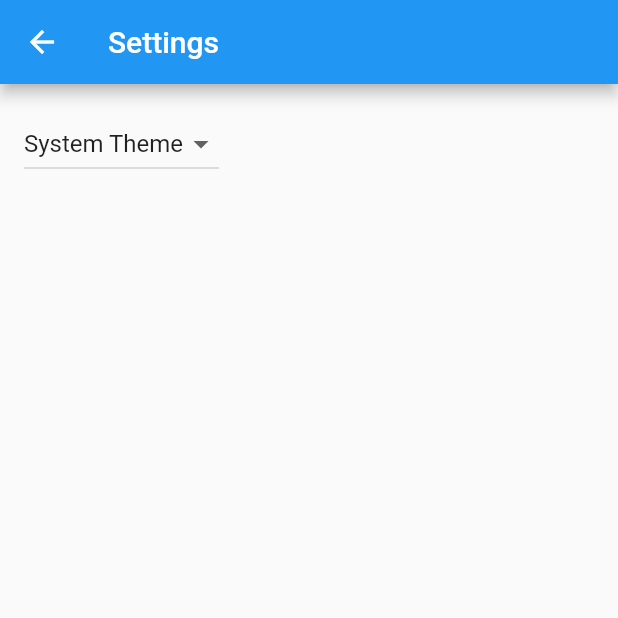
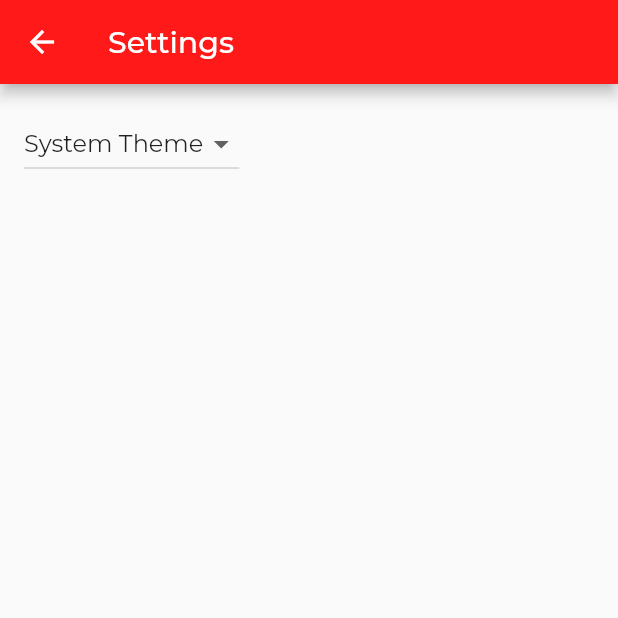
Before and after one commit to alexiuasse/uati-server, a Flutter app: the screen it shows after launch, after a tap on the "settings" icon, on a phone screen of 412 x 824 dp, the top half of it. Run offline on Flutter 3.47's test engine with Material 2 defaults, Android fonts, the phone set to English and light mode, and no system bars; our stand-ins replace google_fonts.

Commit message:
Flutter remove localization and add theme light and dark

```diff
--- a/flutter/l10n.yaml
+++ /dev/null
@@ -1,3 +0,0 @@
-arb-dir: lib/src/localization
-template-arb-file: app_en.arb
-output-localization-file: app_localizations.dart
--- a/flutter/lib/src/app.dart
+++ b/flutter/lib/src/app.dart
@@ -1,9 +1,8 @@
 import 'package:flutter/material.dart';
-import 'package:flutter_gen/gen_l10n/app_localizations.dart';
-import 'package:flutter_localizations/flutter_localizations.dart';
-
+import 'package:whatilleat/src/components/shapes.dart';
 import 'sample_feature/sample_item_details_view.dart';
 import 'sample_feature/sample_item_list_view.dart';
+import 'package:google_fonts/google_fonts.dart';
 import 'settings/settings_controller.dart';
 import 'settings/settings_view.dart';
 
@@ -18,6 +17,34 @@ class MyApp extends StatelessWidget {
 
   @override
   Widget build(BuildContext context) {
+    ThemeData lightThemeData = ThemeData(
+      textTheme: GoogleFonts.montserratTextTheme(
+        ThemeData(brightness: Brightness.light).textTheme,
+      ),
+      bottomSheetTheme: BottomSheetThemeData(shape: roundedShape),
+      dialogTheme: DialogTheme(shape: fullRoundedShape),
+      cardTheme: CardTheme(shape: fullRoundedShape, elevation: 4.0),
+      primarySwatch: const MaterialColor(0xFFFF1919, {
+        50: Color.fromRGBO(255, 25, 25, .1),
+        100: Color.fromRGBO(255, 25, 25, .2),
+        200: Color.fromRGBO(255, 25, 25, .3),
+        300: Color.fromRGBO(255, 25, 25, .4),
+        400: Color.fromRGBO(255, 25, 25, .5),
+        500: Color.fromRGBO(255, 25, 25, .6),
+        600: Color.fromRGBO(255, 25, 25, .7),
+        700: Color.fromRGBO(255, 25, 25, .8),
+        800: Color.fromRGBO(255, 25, 25, .9),
+        900: Color.fromRGBO(255, 25, 25, 1),
+      }),
+    );
+    ThemeData darkThemeData = ThemeData.dark().copyWith(
+      textTheme: GoogleFonts.montserratTextTheme(
+        ThemeData(brightness: Brightness.dark).textTheme,
+      ),
+      bottomSheetTheme: BottomSheetThemeData(shape: roundedShape),
+      dialogTheme: DialogTheme(shape: fullRoundedShape),
+      cardTheme: CardTheme(shape: fullRoundedShape, elevation: 4.0),
+    );
     // Glue the SettingsController to the MaterialApp.
     //
     // The AnimatedBuilder Widget listens to the SettingsController for changes.
@@ -31,37 +58,9 @@ class MyApp extends StatelessWidget {
           // returns to the app after it has been killed while running in the
           // background.
           restorationScopeId: 'app',
-
-          // Provide the generated AppLocalizations to the MaterialApp. This
-          // allows descendant Widgets to display the correct translations
-          // depending on the user's locale.
-          localizationsDelegates: const [
-            AppLocalizations.delegate,
-            GlobalMaterialLocalizations.delegate,
-            GlobalWidgetsLocalizations.delegate,
-            GlobalCupertinoLocalizations.delegate,
-          ],
-          supportedLocales: const [
-            Locale('en', ''), // English, no country code
-          ],
-
-          // Use AppLocalizations to configure the correct application title
-          // depending on the user's locale.
-          //
-          // The appTitle is defined in .arb files found in the localization
-          // directory.
-          onGenerateTitle: (BuildContext context) =>
-              AppLocalizations.of(context)!.appTitle,
-
-          // Define a light and dark color theme. Then, read the user's
-          // preferred ThemeMode (light, dark, or system default) from the
-          // SettingsController to display the correct theme.
-          theme: ThemeData(),
-          darkTheme: ThemeData.dark(),
+          theme: lightThemeData,
+          darkTheme: darkThemeData,
           themeMode: settingsController.themeMode,
-
-          // Define a function to handle named routes in order to support
-          // Flutter web url navigation and deep linking.
           onGenerateRoute: (RouteSettings routeSettings) {
             return MaterialPageRoute<void>(
               settings: routeSettings,
--- /dev/null
+++ b/flutter/lib/src/components/shapes.dart
@@ -0,0 +1,11 @@
+import 'package:flutter/material.dart';
+
+get roundedBorderRadius => const BorderRadius.only(topLeft: Radius.circular(16.0), topRight: Radius.circular(16.0));
+
+get roundedBoxDecoration => BoxDecoration(borderRadius: roundedBorderRadius);
+
+get roundedShape => RoundedRectangleBorder(borderRadius: roundedBorderRadius);
+
+get fullRoundedShape => const RoundedRectangleBorder(borderRadius: BorderRadius.all(Radius.circular(16.0)));
+
+get outlinedBorder => OutlineInputBorder(borderRadius: BorderRadius.circular(16.0), borderSide: const BorderSide());
--- a/flutter/lib/src/localization/app_en.arb
+++ /dev/null
@@ -1,6 +0,0 @@
-{
-  "appTitle": "whatilleat",
-  "@appTitle": {
-    "description": "The title of the application"
-  }
-}
--- a/flutter/lib/src/sample_feature/sample_item_list_view.dart
+++ b/flutter/lib/src/sample_feature/sample_item_list_view.dart
@@ -1,5 +1,4 @@
 import 'package:flutter/material.dart';
-
 import '../settings/settings_view.dart';
 import 'sample_item.dart';
 import 'sample_item_details_view.dart';
@@ -19,7 +18,7 @@ class SampleItemListView extends StatelessWidget {
   Widget build(BuildContext context) {
     return Scaffold(
       appBar: AppBar(
-        title: const Text('Sample Items'),
+        title: const Text('Items de exemplos'),
         actions: [
           IconButton(
             icon: const Icon(Icons.settings),
@@ -49,7 +48,7 @@ class SampleItemListView extends StatelessWidget {
           final item = items[index];
 
           return ListTile(
-            title: Text('SampleItem ${item.id}'),
+              title: Text('Item de exemplo ${item.id}'),
               leading: const CircleAvatar(
                 // Display the Flutter Logo image asset.
                 foregroundImage: AssetImage('assets/images/flutter_logo.png'),
@@ -62,8 +61,7 @@ class SampleItemListView extends StatelessWidget {
                   context,
                   SampleItemDetailsView.routeName,
                 );
-            }
-          );
+              });
         },
       ),
     );
--- a/flutter/pubspec.yaml
+++ b/flutter/pubspec.yaml
@@ -12,8 +12,7 @@ environment:
 dependencies:
   flutter:
     sdk: flutter
-  flutter_localizations:
-    sdk: flutter
+  google_fonts: ^2.1.0
 
 dev_dependencies:
   flutter_test:
@@ -24,9 +23,6 @@ dev_dependencies:
 flutter:
   uses-material-design: true
 
-  # Enable generation of localized Strings from arb files.
-  generate: true
-
   assets:
     # Add assets from the images directory to the application.
     - assets/images/
```
Also changed, not shown: flutter/lib/src/components/dialogs.dart (added, +140 -0 lines), flutter/pubspec.lock, 1 other file. Lines whose indentation alone changed are shown as unchanged.
